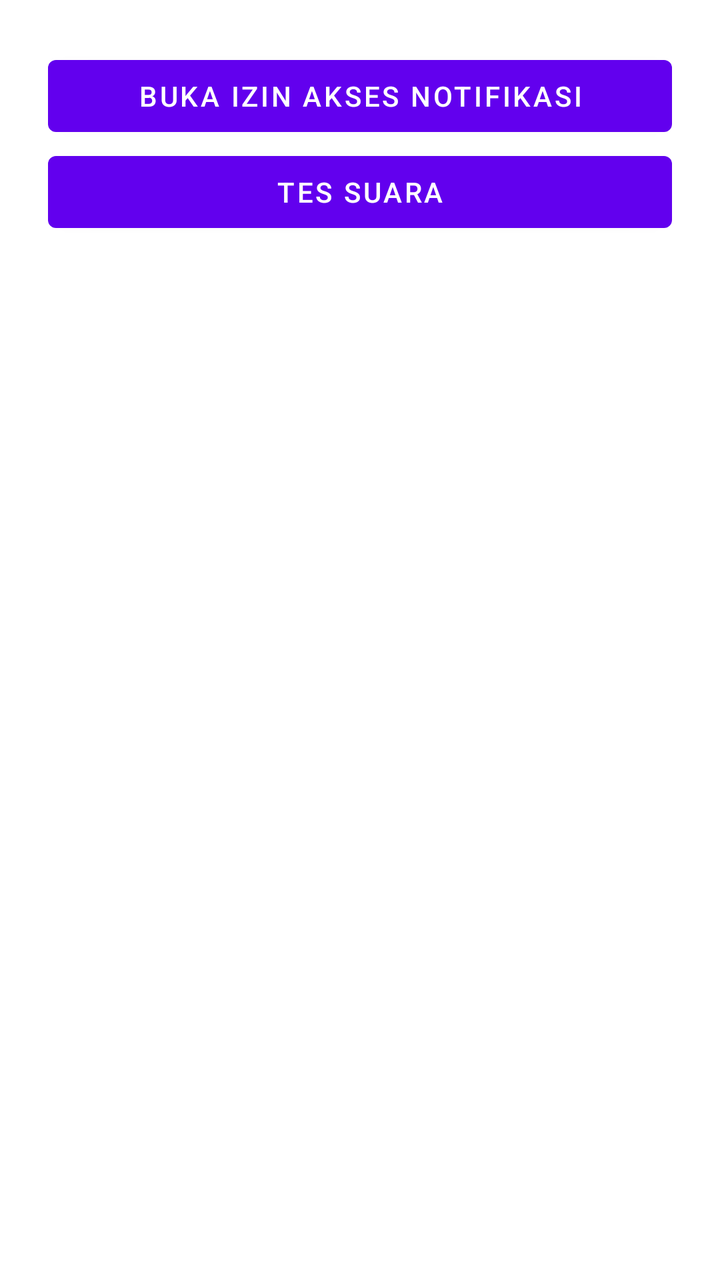
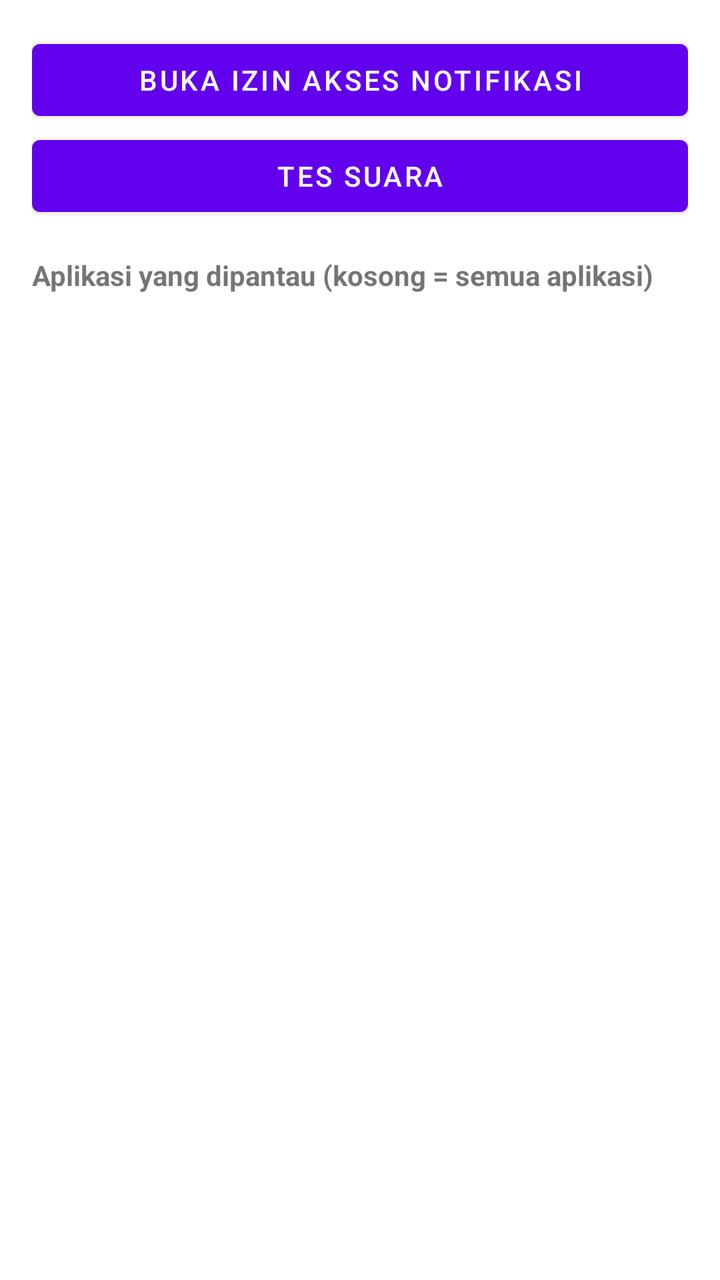

Before-and-after screenshots of an Android layout around one commit, followed by the original layout XML and the change that was made.
<!-- AndroidManifest.xml: fallback theme Theme.MaterialComponents.DayNight.NoActionBar -->
<!-- res/layout/activity_main.xml -->
<LinearLayout xmlns:android="http://schemas.android.com/apk/res/android"
    android:layout_width="match_parent"
    android:layout_height="match_parent"
    android:orientation="vertical"
    android:padding="24dp">

    <Button
        android:id="@+id/btnIzin"
        android:layout_width="match_parent"
        android:layout_height="wrap_content"
        android:text="Buka Izin Akses Notifikasi" />

    <Button
        android:id="@+id/btnTes"
        android:layout_width="match_parent"
        android:layout_height="wrap_content"
        android:text="Tes Suara" />
</LinearLayout>
<!-- resources referenced by this layout -->
<resources>

</resources>

<!-- the commit's change to res/layout/activity_main.xml (unified diff, before → after) -->
@@ -2,7 +2,7 @@
     android:layout_width="match_parent"
     android:layout_height="match_parent"
     android:orientation="vertical"
-    android:padding="24dp">
+    android:padding="16dp">
 
     <Button
         android:id="@+id/btnIzin"
@@ -15,4 +15,17 @@
         android:layout_width="match_parent"
         android:layout_height="wrap_content"
         android:text="Tes Suara" />
+
+    <TextView
+        android:layout_width="match_parent"
+        android:layout_height="wrap_content"
+        android:layout_marginTop="16dp"
+        android:text="Aplikasi yang dipantau (kosong = semua aplikasi)"
+        android:textStyle="bold" />
+
+    <ListView
+        android:id="@+id/listAplikasi"
+        android:layout_width="match_parent"
+        android:layout_height="0dp"
+        android:layout_weight="1" />
 </LinearLayout>
